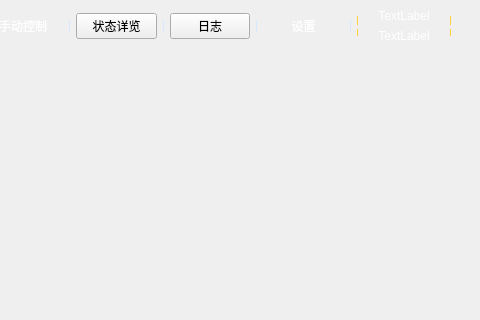
This is widgetmain.ui in LongyuHe1990/AgvMonitor as Qt 5 draws it before an edit; both pictures show x 394 to 874 and y 0 to 320 of the 874 by 683 pixel window. The edited form follows.
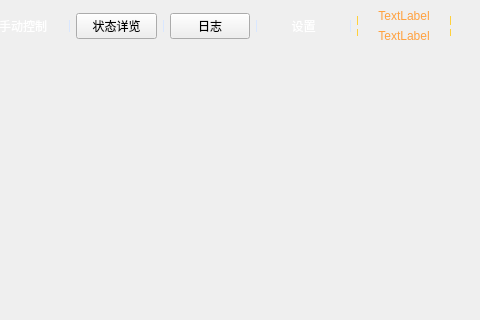
This is the edited form. Icons and pictures are not drawn.

```diff
--- a/widgetmain.ui
+++ b/widgetmain.ui
@@ -281,7 +281,8 @@
               <item>
                <widget class="QLabel" name="label_time">
                 <property name="styleSheet">
-                 <string notr="true">QLabel{color:rgb(255, 255, 255);background-color:transparent;border:none;}</string>
+                 <string notr="true">QLabel{background-color:transparent;border:none;
+color: qradialgradient(spread:pad, cx:0.505682, cy:0.5, radius:0.5, fx:0.505682, fy:0.5, stop:0.261364 rgba(255, 255, 255, 255), stop:0.886364 rgba(255, 161, 63, 255));}</string>
                 </property>
                 <property name="text">
                  <string>TextLabel</string>
@@ -294,7 +295,8 @@
               <item>
                <widget class="QLabel" name="label_date">
                 <property name="styleSheet">
-                 <string notr="true">QLabel{color:rgb(255, 255, 255);background-color:transparent;border:none;}</string>
+                 <string notr="true">QLabel{background-color:transparent;border:none;
+color: qradialgradient(spread:pad, cx:0.505682, cy:0.5, radius:0.5, fx:0.505682, fy:0.5, stop:0.261364 rgba(255, 255, 255, 255), stop:0.886364 rgba(255, 161, 63, 255));}</string>
                 </property>
                 <property name="text">
                  <string>TextLabel</string>
```
Left out of the diff: 3 changed lines with no effect on the pictures.
